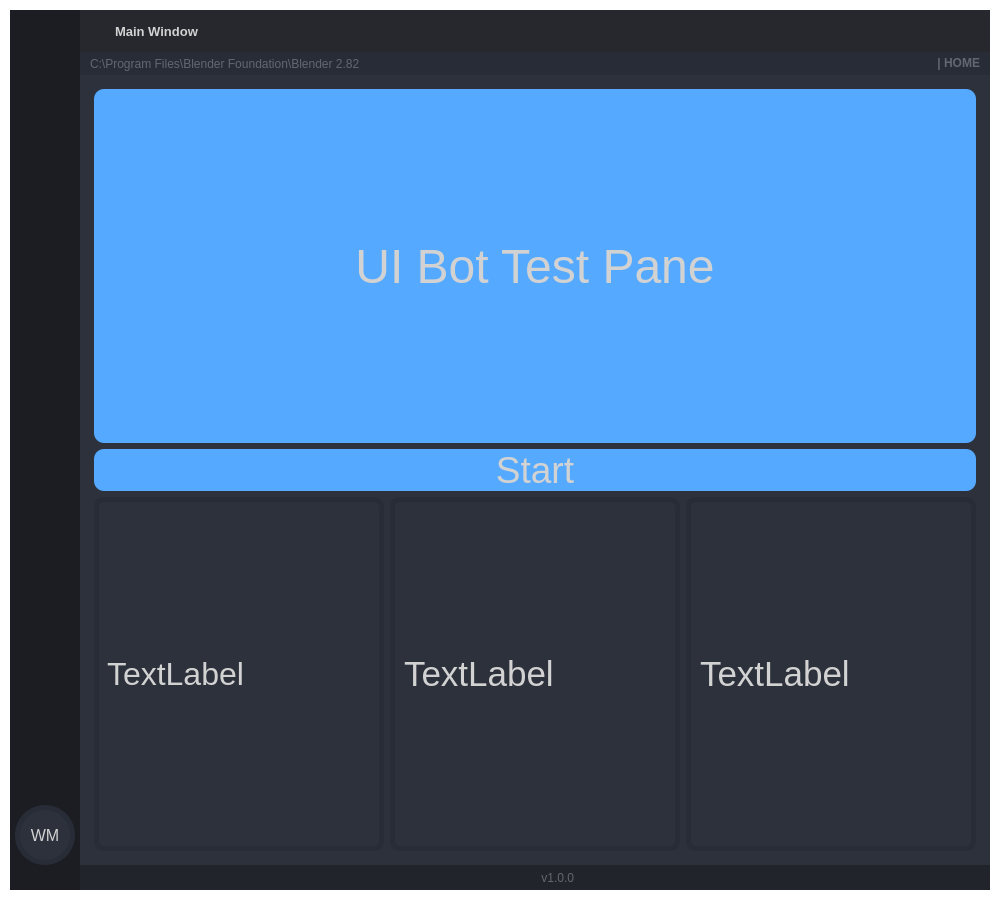
Before: the Qt Designer form GUI_BASE.ui in aleblsv/binance-trade-bot, drawn with Qt 5.
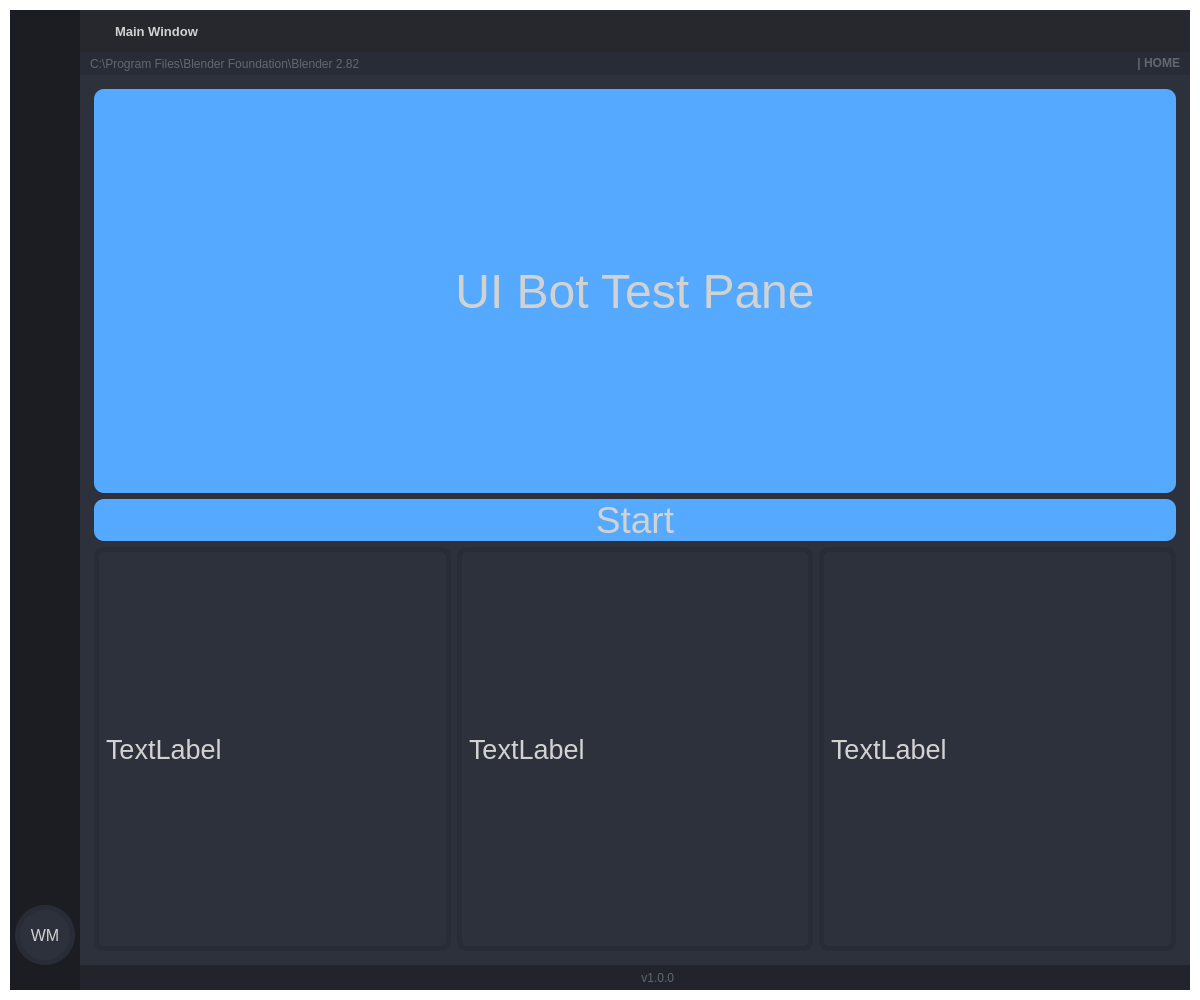
After: the same form once the commit is applied. Icons and pictures are not drawn.

```diff
--- a/GUI_BASE.ui
+++ b/GUI_BASE.ui
@@ -7,8 +7,8 @@
    <rect>
     <x>0</x>
     <y>0</y>
-    <width>1000</width>
-    <height>900</height>
+    <width>1200</width>
+    <height>1000</height>
    </rect>
   </property>
   <property name="minimumSize">
@@ -1621,7 +1621,7 @@
                           <property name="font">
                            <font>
                             <family>Segoe UI</family>
-                            <pointsize>24</pointsize>
+                            <pointsize>20</pointsize>
                            </font>
                           </property>
                           <property name="styleSheet">
@@ -1643,7 +1643,7 @@
                           <property name="font">
                            <font>
                             <family>Segoe UI</family>
-                            <pointsize>26</pointsize>
+                            <pointsize>20</pointsize>
                            </font>
                           </property>
                           <property name="styleSheet">
@@ -1665,7 +1665,7 @@
                           <property name="font">
                            <font>
                             <family>Segoe UI</family>
-                            <pointsize>26</pointsize>
+                            <pointsize>20</pointsize>
                            </font>
                           </property>
                           <property name="styleSheet">
```
Left out of the diff: 2 changed lines with no effect on the pictures.
